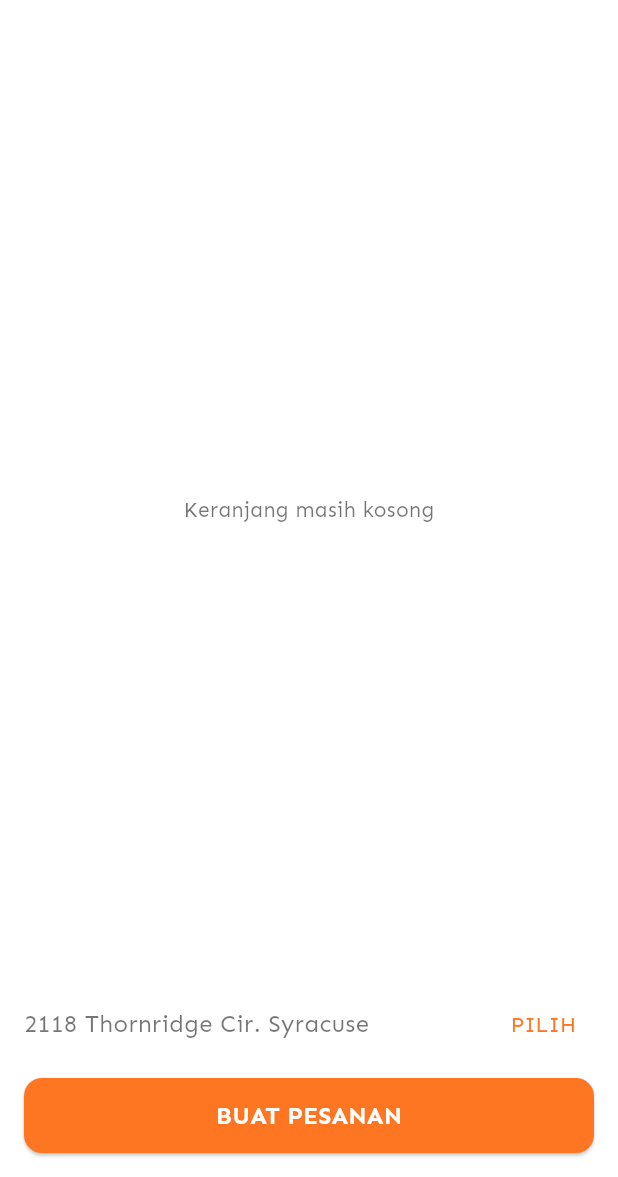
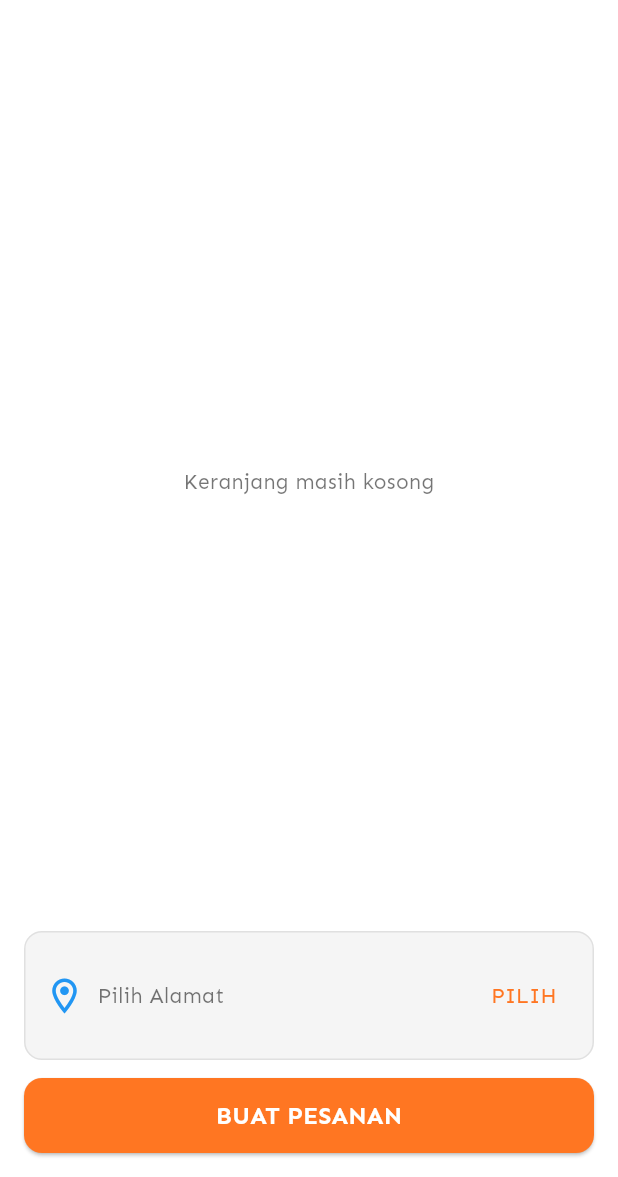
Before and after one commit to zaen-dotcom/golapak2, a Flutter app: the CartScreen screen opened by its route, on a phone screen of 412 x 824 dp, the part 59-1236 px from its top. Run offline on Flutter 3.47's test engine with Material 3 defaults, Android fonts, the phone set to English and light mode, and no system bars; our stand-ins replace cached_network_image, shared_preferences, shimmer; accounts and stored records are empty.

Commit message:
keranjang

```diff
--- a/lib/providers/address_provider.dart
+++ b/lib/providers/address_provider.dart
@@ -3,9 +3,11 @@ import '../services/user_service.dart';
 
 class AlamatProvider with ChangeNotifier {
   List<Map<String, dynamic>> _alamatList = [];
+  Map<String, dynamic>? _selectedAlamat; // ✅ Tambahan
   bool _isLoading = false;
 
   List<Map<String, dynamic>> get alamatList => _alamatList;
+  Map<String, dynamic>? get selectedAlamat => _selectedAlamat; // ✅ Tambahan
   bool get isLoading => _isLoading;
 
   Future<void> fetchAlamat(int userId) async {
@@ -27,8 +29,12 @@ class AlamatProvider with ChangeNotifier {
       }
 
       mainAddress.addAll(otherAddresses);
+      _alamatList = mainAddress;
 
-      _alamatList = mainAddress;
+      // ✅ Auto set alamat utama sebagai default selected
+      if (mainAddress.isNotEmpty) {
+        _selectedAlamat = mainAddress.first;
+      }
     } catch (e) {
       print("Gagal memuat alamat: $e");
       _alamatList = [];
@@ -38,8 +44,14 @@ class AlamatProvider with ChangeNotifier {
     }
   }
 
+  void setSelectedAlamat(Map<String, dynamic> alamat) {
+    _selectedAlamat = alamat;
+    notifyListeners();
+  }
+
   void clearAlamat() {
     _alamatList = [];
+    _selectedAlamat = null;
     notifyListeners();
   }
 }
--- a/lib/screens/profile/keranjang.dart
+++ b/lib/screens/profile/keranjang.dart
@@ -3,7 +3,33 @@ import 'package:provider/provider.dart';
 import '../../components/button.dart';
 import '../../components/card_cartproduct.dart';
 import '../../providers/cart_provider.dart';
+import '../../providers/address_provider.dart';
+import '../create_order.dart';
 import '../select_address.dart';
+import '../../components/alertdialog.dart';
+
+Future<void> showCustomAlertDialog({
+  required BuildContext context,
+  required String title,
+  required String message,
+  required String confirmText,
+  required VoidCallback onConfirm,
+}) {
+  return showDialog(
+    context: context,
+    barrierDismissible: false,
+    builder:
+        (ctx) => CustomAlert(
+          title: title,
+          message: message,
+          confirmText: confirmText,
+          onConfirm: () {
+            Navigator.of(ctx).pop();
+            onConfirm();
+          },
+        ),
+  );
+}
 
 class CartScreen extends StatefulWidget {
   const CartScreen({super.key});
@@ -14,13 +40,10 @@ class CartScreen extends StatefulWidget {
 
 class _CartScreenState extends State<CartScreen> {
   @override
-  void didChangeDependencies() {
-    super.didChangeDependencies();
-  }
-
-  @override
   Widget build(BuildContext context) {
     final cart = Provider.of<CartProvider>(context);
+    final alamatProvider = Provider.of<AlamatProvider>(context);
+    final selectedAlamat = alamatProvider.selectedAlamat;
     final cartItems = cart.items.values.toList();
 
     return Scaffold(
@@ -78,13 +101,61 @@ class _CartScreenState extends State<CartScreen> {
             ),
 
             const SizedBox(height: 12),
-            Row(
-              mainAxisAlignment: MainAxisAlignment.spaceBetween,
+
+            /// Alamat pengiriman
+            Container(
+              padding: const EdgeInsets.all(12),
+              decoration: BoxDecoration(
+                border: Border.all(color: Colors.grey.shade300),
+                borderRadius: BorderRadius.circular(12),
+                color: Colors.grey.shade100,
+              ),
+              child: Row(
+                crossAxisAlignment:
+                    CrossAxisAlignment.center, // ICON vertical center
                 children: [
-                const Text(
-                  '2118 Thornridge Cir. Syracuse',
-                  style: TextStyle(fontSize: 16),
+                  Container(
+                    height: 60,
+                    alignment: Alignment.center,
+                    child: const Icon(
+                      Icons.location_on_outlined,
+                      size: 28,
+                      color: Colors.blue,
                     ),
+                  ),
+
+                  const SizedBox(width: 8),
+
+                  Expanded(
+                    child:
+                        selectedAlamat != null
+                            ? Column(
+                              crossAxisAlignment: CrossAxisAlignment.start,
+                              mainAxisAlignment: MainAxisAlignment.center,
+                              children: [
+                                Text(
+                                  selectedAlamat['name'] ?? '-',
+                                  style: const TextStyle(
+                                    fontWeight: FontWeight.w600,
+                                    fontSize: 16,
+                                  ),
+                                ),
+                                const SizedBox(height: 4),
+                                Text(
+                                  selectedAlamat['address'] ?? '-',
+                                  style: const TextStyle(fontSize: 14),
+                                ),
+                              ],
+                            )
+                            : const Text(
+                              'Pilih Alamat',
+                              style: TextStyle(
+                                fontSize: 14,
+                                color: Colors.black54,
+                              ),
+                            ),
+                  ),
+
                   TextButton(
                     onPressed: () {
                       Navigator.push(
@@ -98,12 +169,35 @@ class _CartScreenState extends State<CartScreen> {
                   ),
                 ],
               ),
+            ),
+
             const SizedBox(height: 12),
 
-            /// SafeArea + jarak kecil
             SafeArea(
               top: false,
-              child: CustomButton(text: 'BUAT PESANAN', onPressed: () {}),
+              child: CustomButton(
+                text: 'BUAT PESANAN',
+                onPressed: () async {
+                  if (selectedAlamat == null) {
+                    await showCustomAlertDialog(
+                      context: context,
+                      title: 'Pilih Alamat',
+                      message:
+                          'Pilih alamat terlebih dahulu sebelum melanjutkan.',
+                      confirmText: 'OK',
+                      onConfirm: () {},
+                    );
+                    return;
+                  }
+
+                  Navigator.push(
+                    context,
+                    MaterialPageRoute(
+                      builder: (context) => const CreateOrderScreen(),
+                    ),
+                  );
+                },
+              ),
             ),
           ],
         ),
```
Also changed, not shown: lib/components/address_list.dart (added, +160 -0 lines), lib/screens/create_order.dart (added, +40 -0 lines), lib/screens/select_address.dart (+24 -2 lines). Lines whose indentation alone changed are shown as unchanged.
